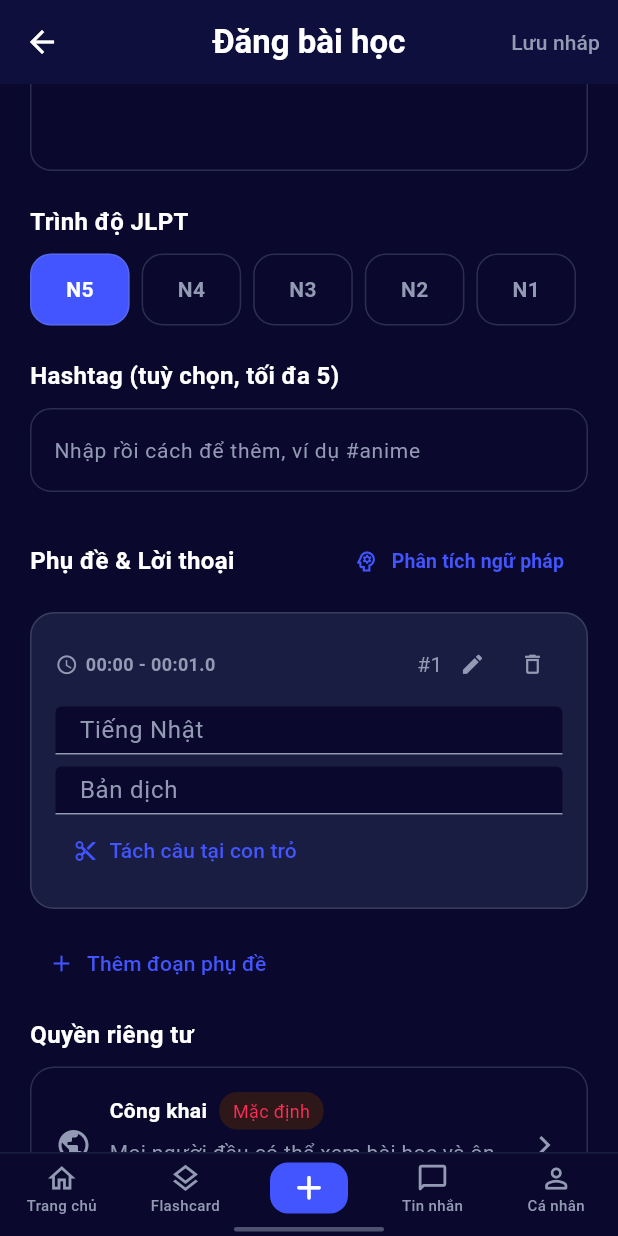
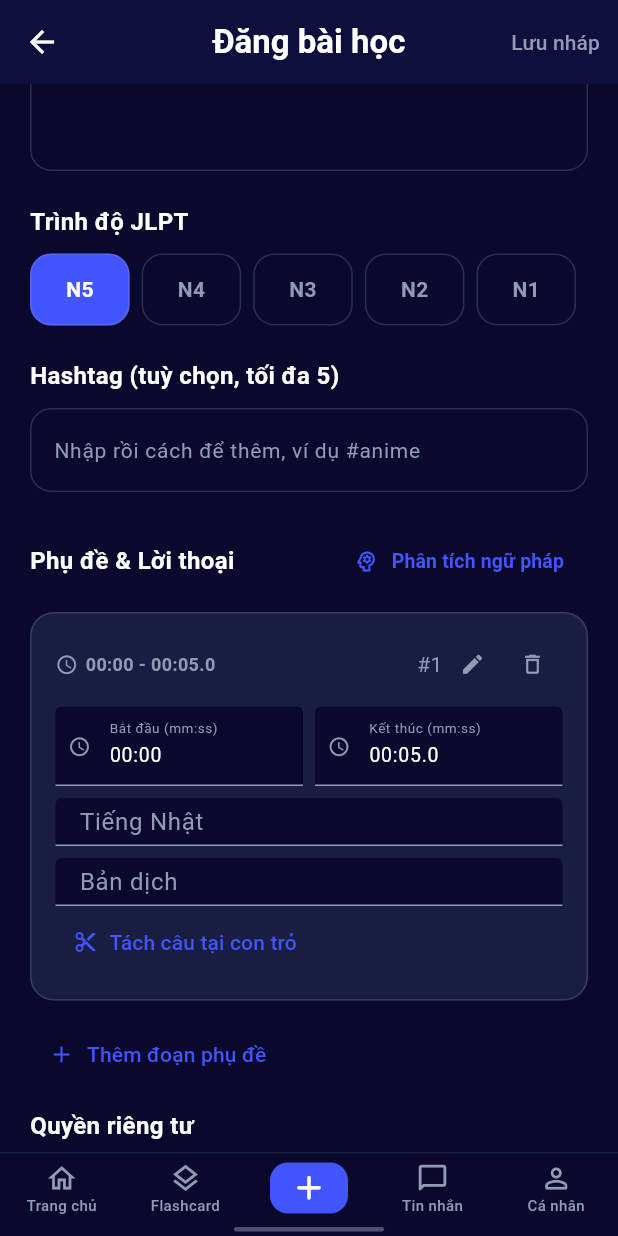
Before and after one commit to loccol9696/Japanese-Learning-Social-Platform, a Flutter app: the PublishVideoScreen screen opened directly with empty values, scrolled down 320 dp, after a tap on "Tự nhập", on a phone screen of 412 x 824 dp. Run offline on Flutter 3.47's test engine with Material 3 defaults, Android fonts, the phone set to English and light mode, and no system bars; our stand-ins replace file_picker, firebase_core, firebase_messaging, flutter_secure_storage, flutter_svg, google_sign_in and 7 more; missing offline and left inert: dart:js_interop, google_sign_in_web; accounts and stored records are empty; network calls fail.

Commit message:
fix: allow user to modify timeframe when uploading video

```diff
--- a/frontend/lib/features/video/presentation/screens/upload_video_screen.dart
+++ b/frontend/lib/features/video/presentation/screens/upload_video_screen.dart
@@ -846,13 +846,18 @@ class _PublishVideoScreenState extends State<PublishVideoScreen> {
   }
 
   void _addManualSubtitle() {
+    final lastEnd = _subtitles.isNotEmpty ? _subtitles.last.end : '00:00';
+    final nextStart = lastEnd.isNotEmpty ? lastEnd : '00:00';
+    final startSec = _parseTimeToSeconds(nextStart);
+    final maxSec = widget.duration > 0 ? widget.duration.toDouble() : 300.0;
+    final endSec = (startSec + 5.0).clamp(0.0, maxSec);
     setState(() {
       _isManualSubtitleMode = true;
       _sttErrorMessage = null;
       _subtitles.add(
         _SubtitleDraft(
-          start: '00:00',
-          end: _formatTimestamp(widget.duration.clamp(1, 5).toDouble()),
+          start: nextStart,
+          end: _formatTimestamp(endSec > startSec ? endSec : startSec + 3),
         ),
       );
     });
@@ -1733,6 +1738,20 @@ class _PublishVideoScreenState extends State<PublishVideoScreen> {
             ],
           ),
           if (subtitle.editing) ...[
+            Padding(
+              padding: const EdgeInsets.only(top: 8),
+              child: Row(
+                children: [
+                  Expanded(
+                    child: _timeInput(subtitle.startController, 'Bắt đầu (mm:ss)'),
+                  ),
+                  const SizedBox(width: 8),
+                  Expanded(
+                    child: _timeInput(subtitle.endController, 'Kết thúc (mm:ss)'),
+                  ),
+                ],
+              ),
+            ),
             _subtitleInput(subtitle.japanese, 'Tiếng Nhật'),
             _subtitleInput(subtitle.translation, 'Bản dịch'),
             Align(
@@ -1822,6 +1841,24 @@ class _PublishVideoScreenState extends State<PublishVideoScreen> {
     );
   }
 
+  Widget _timeInput(TextEditingController controller, String label) {
+    return TextField(
+      controller: controller,
+      onChanged: (_) => setState(() {}),
+      style: TextStyle(color: AppPalette.textPrimary, fontSize: 13),
+      decoration: InputDecoration(
+        labelText: label,
+        labelStyle: TextStyle(color: AppPalette.textSecondary, fontSize: 12),
+        prefixIcon: Icon(Icons.access_time, size: 15, color: AppPalette.textSecondary),
+        prefixIconConstraints: const BoxConstraints(minWidth: 32, minHeight: 32),
+        isDense: true,
+        filled: true,
+        fillColor: AppPalette.background,
+        contentPadding: const EdgeInsets.symmetric(horizontal: 10, vertical: 10),
+      ),
+    );
+  }
+
   Widget _subtitleInput(TextEditingController controller, String hint) {
     return Padding(
       padding: const EdgeInsets.only(top: 8),
@@ -1914,26 +1951,36 @@ class _PublishVideoScreenState extends State<PublishVideoScreen> {
 }
 
 class _SubtitleDraft {
-  final String start;
-  final String end;
+  final startController = TextEditingController();
+  final endController = TextEditingController();
   final japanese = TextEditingController();
   final translation = TextEditingController();
   bool editing;
   List<_GrammarDraft> grammarPoints;
 
+  String get start => startController.text.trim();
+  set start(String val) => startController.text = val;
+
+  String get end => endController.text.trim();
+  set end(String val) => endController.text = val;
+
   _SubtitleDraft({
-    required this.start,
-    required this.end,
+    required String start,
+    required String end,
     String japaneseText = '',
     String translationText = '',
     this.editing = true,
     List<_GrammarDraft>? grammarPoints,
   }) : grammarPoints = grammarPoints ?? [] {
+    startController.text = start;
+    endController.text = end;
     japanese.text = japaneseText;
     translation.text = translationText;
   }
 
   void dispose() {
+    startController.dispose();
+    endController.dispose();
     japanese.dispose();
     translation.dispose();
   }
```
